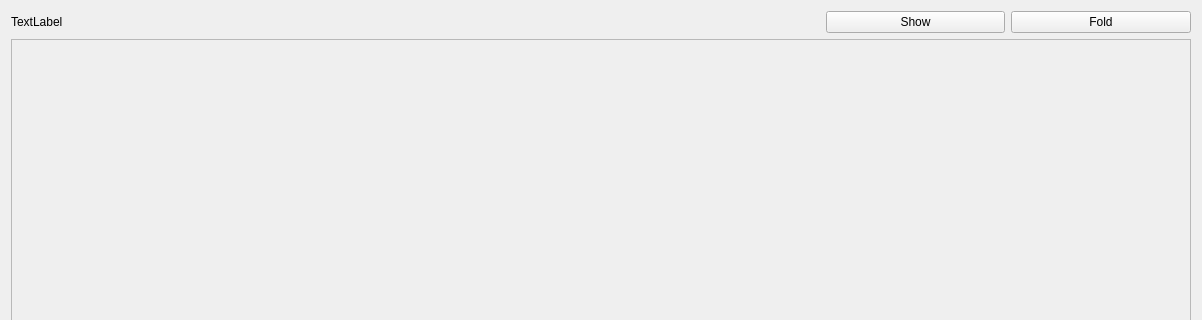
CSLP/CPP, file Jobs-of-SoftwareEngineer/Codeing/Scut/topic.ui: the form before one commit; both pictures show x 0 to 1202 and y 0 to 320 of the 1202 by 518 pixel window.
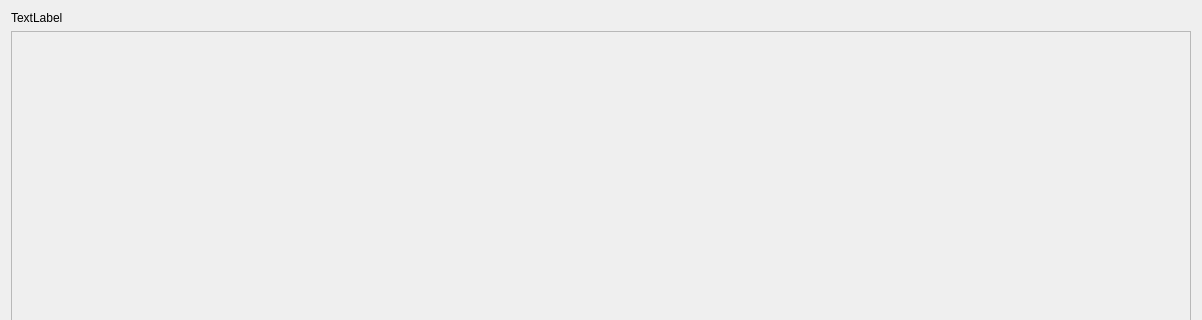
The form after the commit.

```diff
--- a/Jobs-of-SoftwareEngineer/Codeing/Scut/topic.ui
+++ b/Jobs-of-SoftwareEngineer/Codeing/Scut/topic.ui
@@ -15,7 +15,7 @@
   </property>
   <layout class="QVBoxLayout" name="verticalLayout">
    <item>
-    <layout class="QHBoxLayout" name="horizontalLayout" stretch="9,2,2">
+    <layout class="QHBoxLayout" name="horizontalLayout" stretch="9">
      <item>
       <widget class="QLabel" name="label">
        <property name="text">
@@ -23,20 +23,6 @@
        </property>
       </widget>
      </item>
-     <item>
-      <widget class="QPushButton" name="showPushButton">
-       <property name="text">
-        <string>Show</string>
-       </property>
-      </widget>
-     </item>
-     <item>
-      <widget class="QPushButton" name="foldPushButton">
-       <property name="text">
-        <string>Fold</string>
-       </property>
-      </widget>
-     </item>
     </layout>
    </item>
    <item>
@@ -50,7 +36,7 @@
         <x>0</x>
         <y>0</y>
         <width>1182</width>
-        <height>458</height>
+        <height>468</height>
        </rect>
       </property>
      </widget>
```
